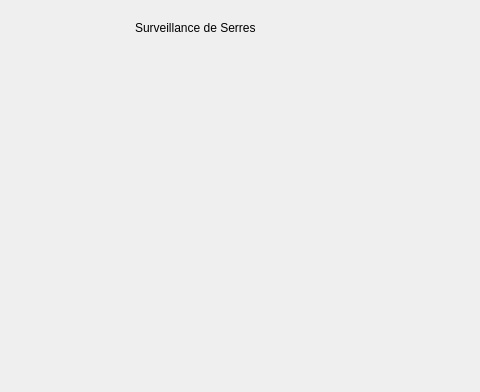
This is VuePrincipaleTesteur/VuePrincipale.ui in ablendermann/ProjetSerre_ilot_1 as Qt 5 draws it before an edit; both pictures show x 265 to 745 and y 0 to 392 of the 946 by 392 pixel window. The edited form follows.
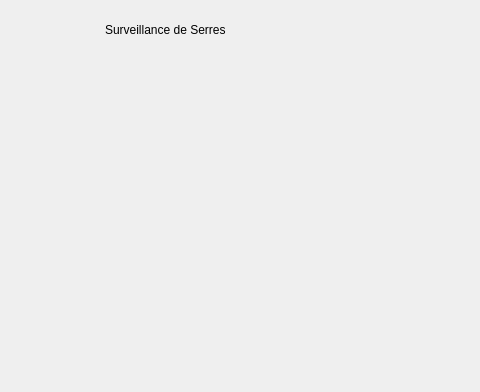
This is the edited form.

The edit to the form file:
```diff
--- a/VuePrincipaleTesteur/VuePrincipale.ui
+++ b/VuePrincipaleTesteur/VuePrincipale.ui
@@ -38,10 +38,10 @@
   <widget class="QLabel" name="label">
    <property name="geometry">
     <rect>
-     <x>400</x>
+     <x>370</x>
      <y>20</y>
-     <width>135</width>
-     <height>15</height>
+     <width>271</width>
+     <height>20</height>
     </rect>
    </property>
    <property name="text">
```
